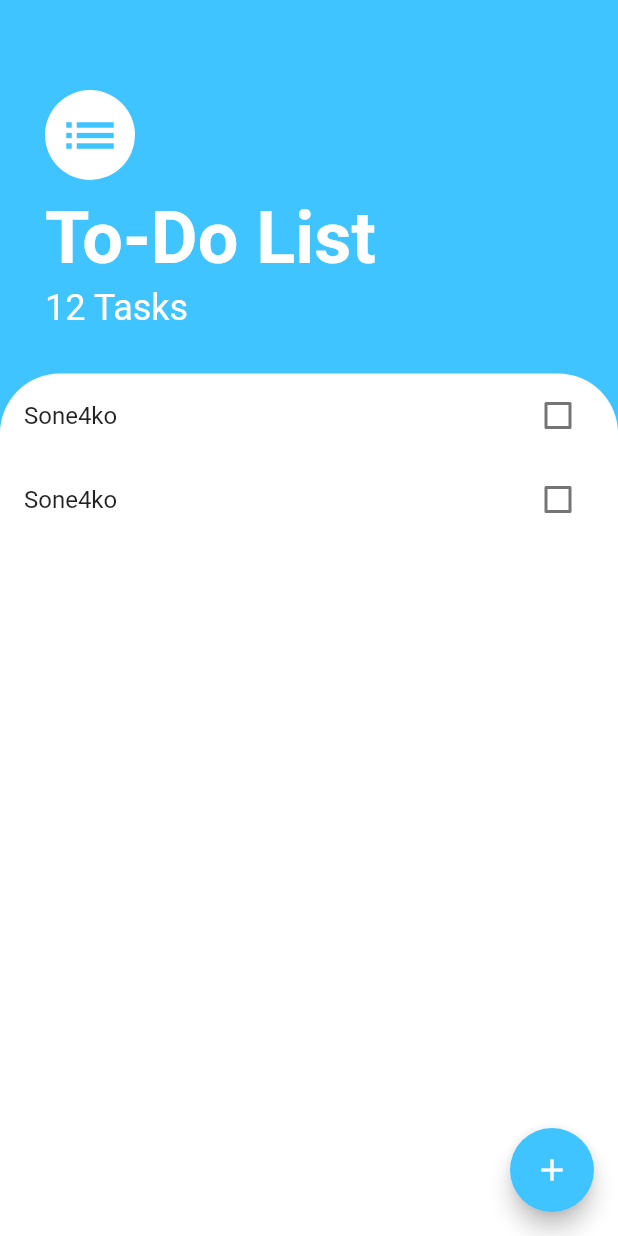
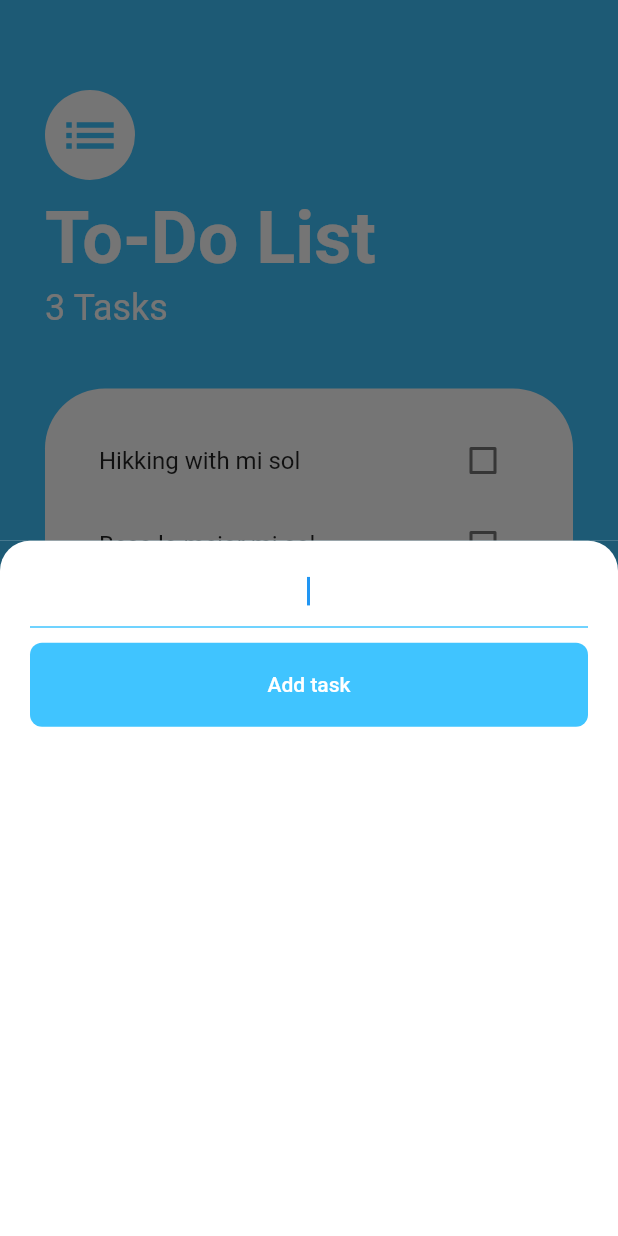
Before and after one commit to Woloyor/to-do-list, a Flutter app: the screen it shows after launch, after a tap on the "add" icon, on a phone screen of 412 x 824 dp. Run offline on Flutter 3.47's test engine with Material 2 defaults, Android fonts, the phone set to English and light mode, and no system bars.

Commit message:
tasks added

```diff
--- /dev/null
+++ b/lib/models/tasks.dart
@@ -0,0 +1,13 @@
+import 'package:flutter/material.dart';
+
+class Task {
+  final String name;
+
+  bool isDone;
+
+  Task({required this.name, this.isDone = false});
+
+  void toggleDone() {
+    isDone = !isDone;
+  }
+}
--- /dev/null
+++ b/lib/screens/add_task_screen.dart
@@ -0,0 +1,70 @@
+import 'package:flutter/material.dart';
+import 'package:todolistapp/widgets/task_tile.dart';
+import 'package:todolistapp/models/tasks.dart';
+
+class AddTaskScreen extends StatelessWidget {
+  final Function addTaskCallback;
+  AddTaskScreen(this.addTaskCallback);
+  @override
+  Widget build(BuildContext context) {
+    String newTaskTitle = 'Empty task';
+    return Container(
+      color: Color(0xFF1d5a75),
+      child: Container(
+        decoration: BoxDecoration(
+          color: Colors.white,
+          borderRadius: BorderRadius.only(
+            topLeft: Radius.circular(20.0),
+            topRight: Radius.circular(20.0),
+          ),
+        ),
+        padding: EdgeInsets.symmetric(
+          vertical: 10.0,
+          horizontal: 20.0,
+        ),
+        child: Column(
+          crossAxisAlignment: CrossAxisAlignment.stretch,
+          children: <Widget>[
+            Padding(
+              padding: const EdgeInsets.only(bottom: 10.0),
+              child: TextField(
+                onChanged: (newText) {
+                  newTaskTitle = newText;
+                },
+                autofocus: true,
+                textAlign: TextAlign.center,
+                decoration: InputDecoration(
+                  enabledBorder: UnderlineInputBorder(
+                    borderSide: BorderSide(color: Colors.lightBlueAccent),
+                  ),
+                  focusedBorder: UnderlineInputBorder(
+                    borderSide: BorderSide(color: Colors.lightBlueAccent),
+                  ),
+                ),
+              ),
+            ),
+            FlatButton(
+              padding: EdgeInsets.symmetric(
+                vertical: 20.0,
+                horizontal: 20.0,
+              ),
+              shape: RoundedRectangleBorder(
+                borderRadius: BorderRadius.circular(8.0),
+              ),
+              child: Text(
+                'Add task',
+                style: TextStyle(
+                  color: Colors.white,
+                ),
+              ),
+              color: Colors.lightBlueAccent,
+              onPressed: () {
+                addTaskCallback(newTaskTitle);
+              },
+            ),
+          ],
+        ),
+      ),
+    );
+  }
+}
--- a/lib/screens/tasks_screen.dart
+++ b/lib/screens/tasks_screen.dart
@@ -2,26 +2,54 @@ import 'package:flutter/material.dart';
 import 'package:todolistapp/widgets/task_tile.dart';
 import 'package:todolistapp/widgets/tasks_list.dart';
 
-class TasksScreen extends StatelessWidget {
+import 'package:todolistapp/screens/add_task_screen.dart';
+
+import '../models/tasks.dart';
+
+class TasksScreen extends StatefulWidget {
+  @override
+  State<TasksScreen> createState() => _TasksScreenState();
+}
+
+class _TasksScreenState extends State<TasksScreen> {
+  List<Task> tasks = [
+    Task(name: 'Hikking with mi sol'),
+    Task(name: 'Besa lo mejor mi sol'),
+    Task(name: 'Abraza mi sol'),
+  ];
+
   bool isCompleted = false;
+
   @override
   Widget build(BuildContext context) {
     return Scaffold(
         backgroundColor: Colors.lightBlueAccent,
         floatingActionButton: FloatingActionButton(
-          backgroundColor: Colors.lightBlueAccent,
-          child: const Icon(Icons.add),
-          onPressed: () {},
+          backgroundColor: Colors.yellow,
+          child: const Icon(Icons.add, color: Colors.grey),
+          onPressed: () {
+            showModalBottomSheet(
+              context: context,
+              builder: (context) => AddTaskScreen(
+                (newTaskTile) {
+                  setState(() {
+                    tasks.add(Task(name: newTaskTile));
+                  });
+                  Navigator.pop(context);
+                },
+              ),
+            );
+          },
         ),
         body: Column(
           crossAxisAlignment: CrossAxisAlignment.start,
           children: <Widget>[
             Container(
               padding: const EdgeInsets.only(
-                  top: 60.0, left: 30.0, right: 30.0, bottom: 30.0),
+                  top: 60.0, left: 30.0, right: 30.0, bottom: 40.0),
               child: Column(
                   crossAxisAlignment: CrossAxisAlignment.start,
-                  children: const <Widget>[
+                  children: <Widget>[
                     CircleAvatar(
                       backgroundColor: Colors.white,
                       radius: 30.0,
@@ -39,7 +67,7 @@ class TasksScreen extends StatelessWidget {
                             fontWeight: FontWeight.w700)),
                     SizedBox(height: 5.0),
                     Text(
-                      '12 Tasks',
+                      "${tasks.length} Tasks",
                       style: TextStyle(
                         fontSize: 24.0,
                         color: Colors.white,
@@ -49,13 +77,16 @@ class TasksScreen extends StatelessWidget {
             ),
             Expanded(
               child: Container(
-                height: 300.0,
+                margin: const EdgeInsets.symmetric(
+                  horizontal: 30.0,
+                  vertical: 0.0,
+                ),
                 decoration: const BoxDecoration(
                     color: Colors.white,
                     borderRadius: BorderRadius.only(
                         topLeft: Radius.circular(40.0),
                         topRight: Radius.circular(40.0))),
-                child: TasksList(),
+                child: TasksList(tasks),
               ),
             ),
           ],
--- a/lib/widgets/task_tile.dart
+++ b/lib/widgets/task_tile.dart
@@ -1,19 +1,35 @@
 import 'package:flutter/material.dart';
 
 class TaskTile extends StatelessWidget {
-  const TaskTile({
-    Key? key,
-  }) : super(key: key);
+  final bool isChecked;
+  final String taskTitle;
+  final checkBoxCallback;
+
+  TaskTile(
+      {required this.isChecked,
+      required this.taskTitle,
+      required this.checkBoxCallback});
 
   @override
   Widget build(BuildContext context) {
     return ListTile(
-      title: Text('Sone4ko'),
+      title: Text(
+        taskTitle,
+        style: TextStyle(
+          decoration: isChecked ? TextDecoration.lineThrough : null,
+        ),
+      ),
       //Onchagned
       trailing: Checkbox(
-        value: false,
-        onChanged: (bool? value) {},
+        activeColor: Colors.lightBlueAccent,
+        value: isChecked, onChanged: checkBoxCallback,
+
+        //  onChanged: togglechekboxState,
       ),
     );
   }
 }
+// (checkboxState) {
+//           setState(() {
+//             isChecked = checkboxState;
+//           });
--- a/lib/widgets/tasks_list.dart
+++ b/lib/widgets/tasks_list.dart
@@ -1,18 +1,30 @@
 import 'package:flutter/material.dart';
 import 'package:todolistapp/widgets/task_tile.dart';
+import 'package:todolistapp/models/tasks.dart';
 
-class TasksList extends StatelessWidget {
-  const TasksList({
-    Key? key,
-  }) : super(key: key);
+class TasksList extends StatefulWidget {
+  final List<Task> tasks;
+  TasksList(this.tasks);
+  @override
+  State<TasksList> createState() => _TasksListState();
+}
 
-  @override
+class _TasksListState extends State<TasksList> {
   Widget build(BuildContext context) {
-    return ListView(
-      children: <Widget>[
-        TaskTile(),
-        TaskTile(),
-      ],
+    return ListView.builder(
+      padding: const EdgeInsets.symmetric(vertical: 20, horizontal: 20.0),
+      itemBuilder: (context, index) {
+        return TaskTile(
+          taskTitle: widget.tasks[index].name,
+          isChecked: widget.tasks[index].isDone,
+          checkBoxCallback: (checkboxState) {
+            setState(() {
+              widget.tasks[index].toggleDone();
+            });
+          },
+        );
+      },
+      itemCount: widget.tasks.length,
     );
   }
 }
```
